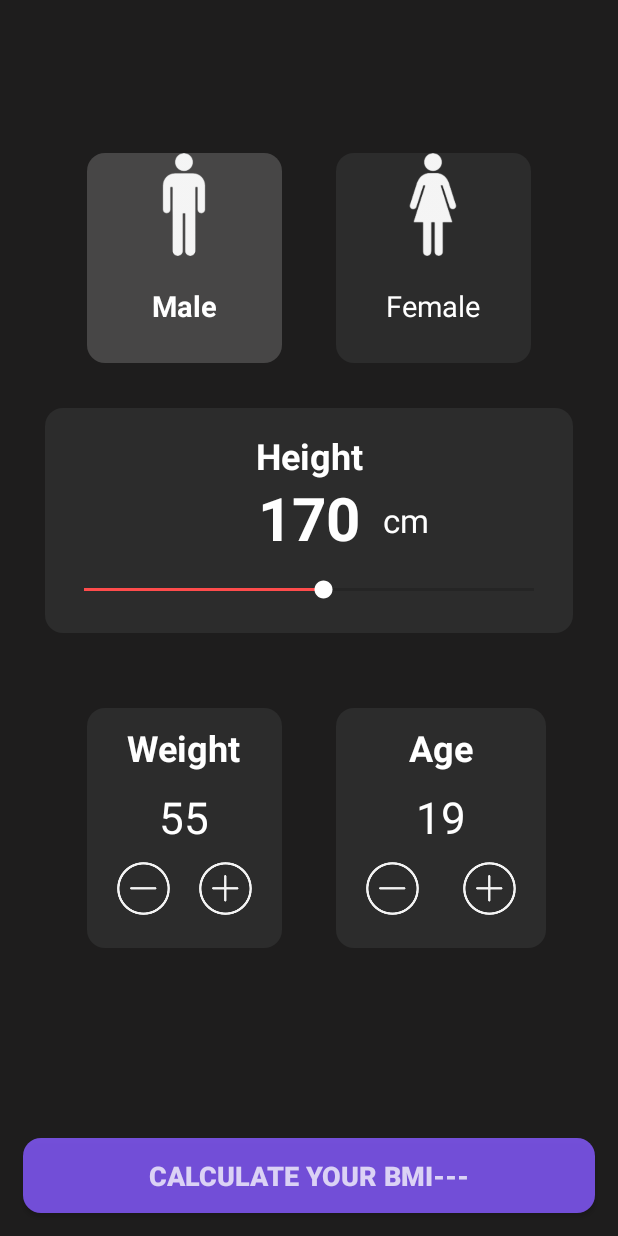
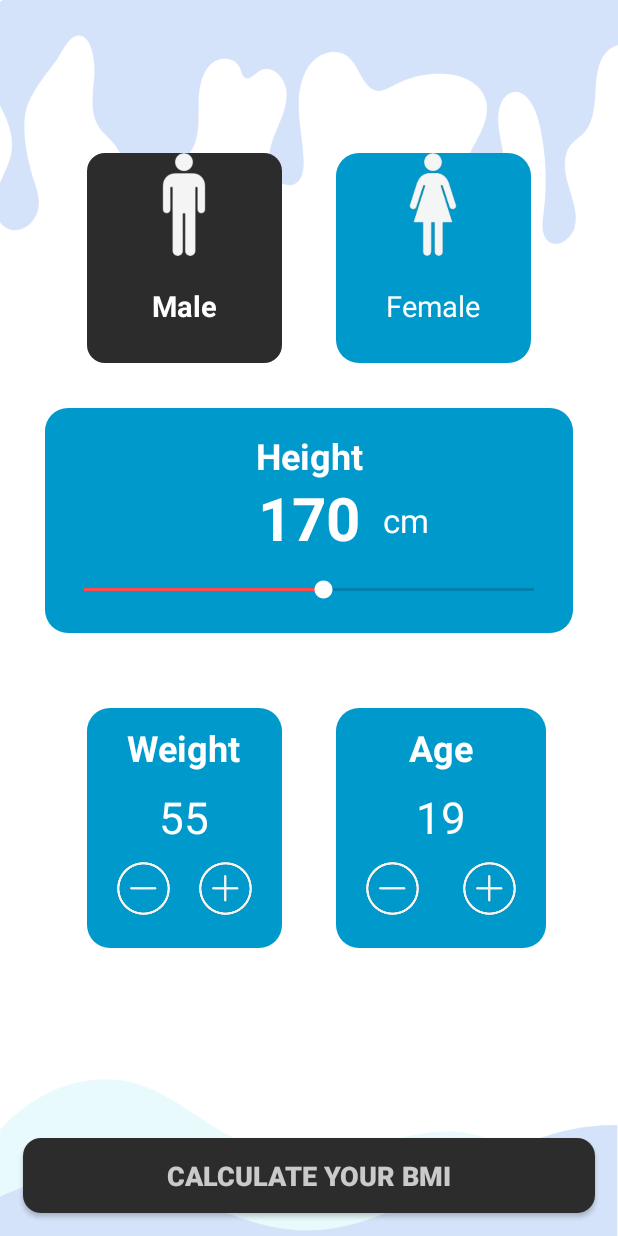
Before and after one commit to pramoda99/White-Light-Health-Service, an Android app: the BMIMainActivity screen opened directly, with no data from a screen before it, after a tap on "Male", on a phone screen of 412 x 824 dp. Run offline under Robolectric (Android 15) with nearby library versions, the phone set to English and light mode, and no system bars.

Commit message:
update new

```diff
--- a/app/src/main/AndroidManifest.xml
+++ b/app/src/main/AndroidManifest.xml
@@ -9,9 +9,9 @@
 
     <application
         android:allowBackup="true"
-        android:icon="@mipmap/ic_launcher"
+        android:icon="@drawable/logo"
         android:label="@string/app_name"
-        android:roundIcon="@mipmap/ic_launcher_round"
+        android:roundIcon="@drawable/logo"
         android:supportsRtl="true"
         android:theme="@style/Theme.Study_with_teddy">
 
--- a/app/src/main/java/com/example/study_with_teddy/AlarmActivity.java
+++ b/app/src/main/java/com/example/study_with_teddy/AlarmActivity.java
@@ -65,7 +65,7 @@ public class AlarmActivity extends AppCompatActivity implements TimePickerDialog
     }
 
     private void updateTimeText(Calendar c) {
-        String timeText = "Alarm set for: ";
+        String timeText = "Reminder set for: ";
         timeText += DateFormat.getTimeInstance(DateFormat.SHORT).format(c.getTime());
 
         mTextView.setText(timeText);
@@ -90,6 +90,6 @@ public class AlarmActivity extends AppCompatActivity implements TimePickerDialog
         PendingIntent pendingIntent = PendingIntent.getBroadcast(this, 1, intent, 0);
 
         alarmManager.cancel(pendingIntent);
-        mTextView.setText("Alarm canceled");
+        mTextView.setText("Reminder canceled");
     }
 }
--- a/app/src/main/java/com/example/study_with_teddy/BMIMainActivity.java
+++ b/app/src/main/java/com/example/study_with_teddy/BMIMainActivity.java
@@ -72,8 +72,8 @@ public class BMIMainActivity extends AppCompatActivity {
         male.setOnClickListener(new View.OnClickListener() {
             @Override
             public void onClick(View view) {
-                male.setBackground(ContextCompat.getDrawable(getApplicationContext(), R.drawable.malefemalefocus));
-                female.setBackground(ContextCompat.getDrawable(getApplicationContext(),R.drawable.malefemalenotfocus));
+                male.setBackground(ContextCompat.getDrawable(getApplicationContext(), R.drawable.height_background));
+                female.setBackground(ContextCompat.getDrawable(getApplicationContext(), R.drawable.buttons));
                 typeOfUser = "Male";
 
 
@@ -83,8 +83,8 @@ public class BMIMainActivity extends AppCompatActivity {
         female.setOnClickListener(new View.OnClickListener() {
             @Override
             public void onClick(View view) {
-                female.setBackground(ContextCompat.getDrawable(getApplicationContext(), R.drawable.malefemalefocus));
-                male.setBackground(ContextCompat.getDrawable(getApplicationContext(),R.drawable.malefemalenotfocus));
+                female.setBackground(ContextCompat.getDrawable(getApplicationContext(), R.drawable.height_background));
+                male.setBackground(ContextCompat.getDrawable(getApplicationContext(), R.drawable.buttons));
                 typeOfUser = "Female";
 
 
--- a/app/src/main/java/com/example/study_with_teddy/Menu.java
+++ b/app/src/main/java/com/example/study_with_teddy/Menu.java
@@ -64,7 +64,7 @@ public class Menu extends AppCompatActivity {
         settingsBtn.setOnClickListener(new View.OnClickListener() {
             @Override
             public void onClick(View v) {
-                startActivity(new Intent(Menu.this, AlarmActivity.class));
+                startActivity(new Intent(Menu.this, ZpomodoroMain.class));
 
             }
         });
--- a/app/src/main/java/com/example/study_with_teddy/NotificationHelper.java
+++ b/app/src/main/java/com/example/study_with_teddy/NotificationHelper.java
@@ -44,8 +44,8 @@ public class NotificationHelper extends ContextWrapper {
 
     public NotificationCompat.Builder getChannelNotification() {
         return new NotificationCompat.Builder(getApplicationContext(), channelID)
-                .setContentTitle("Alarm!")
-                .setContentText("Your AlarmManager is working.")
+                .setContentTitle("Reminder!")
+                .setContentText("Hello, It's your water reminder!")
                 .setSmallIcon(R.drawable.decoroom);
     }
 
--- a/app/src/main/java/com/example/study_with_teddy/SplashScreen.java
+++ b/app/src/main/java/com/example/study_with_teddy/SplashScreen.java
@@ -33,6 +33,6 @@ public class SplashScreen extends AppCompatActivity {
 
 
 
-        },3000);
+        },1000);
     }
 }
--- a/app/src/main/java/com/example/study_with_teddy/ZpomodoroMain.java
+++ b/app/src/main/java/com/example/study_with_teddy/ZpomodoroMain.java
@@ -42,7 +42,7 @@ public class ZpomodoroMain extends AppCompatActivity {
         Timmer.setOnClickListener(new View.OnClickListener() {
             @Override
             public void onClick(View v) {
-                startActivity(new Intent(ZpomodoroMain.this, ZTimmer.class));
+                startActivity(new Intent(ZpomodoroMain.this, AlarmActivity.class));
 
             }
         });
--- a/app/src/main/res/layout/activity_alarm_activity.xml
+++ b/app/src/main/res/layout/activity_alarm_activity.xml
@@ -4,6 +4,7 @@ xmlns:app="http://schemas.android.com/apk/res-auto"
 xmlns:tools="http://schemas.android.com/tools"
 android:layout_width="match_parent"
 android:layout_height="match_parent"
+    android:background="@drawable/wall"
 >
 
 <TextView
@@ -13,7 +14,7 @@ android:layout_height="match_parent"
     android:layout_above="@id/button_timepicker"
     android:layout_centerHorizontal="true"
     android:layout_marginBottom="30dp"
-    android:text="No Alarm set"
+    android:text="No Reminder set"
     android:textSize="30sp" />
 
 <Button
@@ -31,6 +32,6 @@ android:layout_height="match_parent"
     android:layout_below="@id/button_timepicker"
     android:layout_centerHorizontal="true"
     android:layout_marginTop="27dp"
-    android:text="cancel alarm" />
+    android:text="cancel reminder" />
 
 </RelativeLayout>
--- a/app/src/main/res/layout/activity_bmi_main.xml
+++ b/app/src/main/res/layout/activity_bmi_main.xml
@@ -4,7 +4,7 @@
     xmlns:tools="http://schemas.android.com/tools"
     android:layout_width="match_parent"
     android:layout_height="match_parent"
-    android:background="#1e1d1d"
+    android:background="@drawable/wall"
     tools:context=".MainActivity">
 
     <RelativeLayout
@@ -25,7 +25,7 @@
         android:layout_width="130dp"
         android:layout_height="140dp"
         android:layout_toLeftOf="@id/centerHorizontalLine"
-        android:background="@drawable/malefemalenotfocus"
+        android:background="@drawable/buttons"
         android:layout_above="@id/heightLayout"
         android:layout_marginBottom="30dp"
         android:focusable="true"
@@ -66,7 +66,7 @@
         android:layout_marginLeft="18dp"
         android:layout_above="@id/heightLayout"
         android:layout_marginBottom="30dp"
-        android:background="@drawable/malefemalenotfocus">
+        android:background="@drawable/buttons">
 
         <ImageView
             android:layout_width="150px"
@@ -102,7 +102,7 @@
         android:layout_marginRight="18dp"
         android:layout_below="@id/heightLayout"
         android:layout_marginTop="60dp"
-        android:background="@drawable/height_background">
+        android:background="@drawable/buttons">
 
         <TextView
             android:id="@+id/weightText"
@@ -176,7 +176,7 @@
         android:layout_marginLeft="18dp"
         android:layout_below="@id/heightLayout"
         android:layout_marginTop="60dp"
-        android:background="@drawable/height_background">
+        android:background="@drawable/buttons">
 
         <TextView
             android:id="@+id/ageText"
@@ -248,7 +248,7 @@
         android:layout_marginEnd="30dp"
         android:layout_marginRight="30dp"
         android:layout_marginBottom="-10dp"
-        android:background="@drawable/height_background">
+        android:background="@drawable/buttons">
 
 
 
@@ -308,8 +308,8 @@
         android:id="@+id/calculateBMI"
         android:layout_alignParentBottom="true"
         android:textSize="18sp"
-        android:background="@drawable/buttonbackground"
-        android:text="Calculate Your BMI---"
+        android:background="@drawable/height_background"
+        android:text="Calculate Your BMI"
         android:textColor="#BFFFFFFF"
         android:textStyle="bold"
         android:layout_margin="15dp"/>
--- a/app/src/main/res/layout/activity_menu.xml
+++ b/app/src/main/res/layout/activity_menu.xml
@@ -65,12 +65,12 @@
 
     <ImageButton
         android:id="@+id/decoroom_btn"
-        android:layout_width="63dp"
-        android:layout_height="70dp"
+        android:layout_width="7dp"
+        android:layout_height="3dp"
         android:layout_marginTop="36dp"
         app:layout_constraintBottom_toBottomOf="parent"
         app:layout_constraintEnd_toEndOf="parent"
-        app:layout_constraintHorizontal_bias="0.843"
+        app:layout_constraintHorizontal_bias="0.928"
         app:layout_constraintStart_toStartOf="parent"
         app:layout_constraintTop_toBottomOf="@+id/settings_btn"
         app:layout_constraintVertical_bias="1.0"
--- a/app/src/main/res/mipmap-anydpi-v26/ic_launcher.xml
+++ b/app/src/main/res/mipmap-anydpi-v26/ic_launcher.xml
@@ -1,5 +1,5 @@
 <?xml version="1.0" encoding="utf-8"?>
 <adaptive-icon xmlns:android="http://schemas.android.com/apk/res/android">
-    <background android:drawable="@drawable/logo"/>
-    <foreground android:drawable="@drawable/logo"/>
+    <background android:drawable="@mipmap/ic_launcher_background"/>
+    <foreground android:drawable="@mipmap/ic_launcher_foreground"/>
 </adaptive-icon>
--- a/app/src/main/res/mipmap-anydpi-v26/ic_launcher_round.xml
+++ b/app/src/main/res/mipmap-anydpi-v26/ic_launcher_round.xml
@@ -1,5 +1,5 @@
 <?xml version="1.0" encoding="utf-8"?>
 <adaptive-icon xmlns:android="http://schemas.android.com/apk/res/android">
-    <background android:drawable="@drawable/logo"/>
-    <foreground android:drawable="@drawable/logo"/>
+    <background android:drawable="@mipmap/ic_launcher_background"/>
+    <foreground android:drawable="@mipmap/ic_launcher_foreground"/>
 </adaptive-icon>
```
Also changed, not shown: app/src/main/res/layout/activity_bmi.xml (+5 -5 lines), app/src/main/res/layout/activity_cflash_cards_main.xml (+6 -6 lines), app/src/main/res/layout/activity_mpomodoro_main.xml (+8 -8 lines), app/src/main/res/layout/activity_splash_screen.xml (+4 -4 lines).
